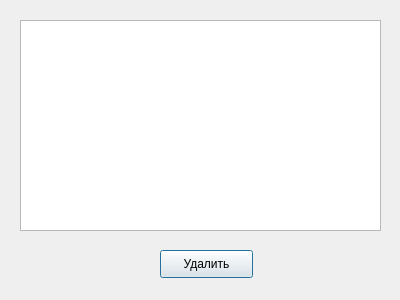
Before: the Qt Designer form ui/del_action.ui in vernolll/The-bank-s-application, drawn with Qt 5.
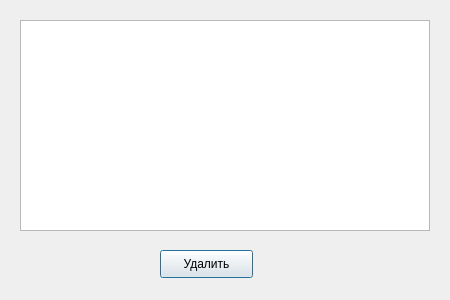
After: the same form once the commit is applied.

Diff of the .ui file:
```diff
--- a/ui/del_action.ui
+++ b/ui/del_action.ui
@@ -6,7 +6,7 @@
    <rect>
     <x>0</x>
     <y>0</y>
-    <width>400</width>
+    <width>450</width>
     <height>300</height>
    </rect>
   </property>
@@ -18,7 +18,7 @@
     <rect>
      <x>20</x>
      <y>20</y>
-     <width>361</width>
+     <width>410</width>
      <height>211</height>
     </rect>
    </property>
```
